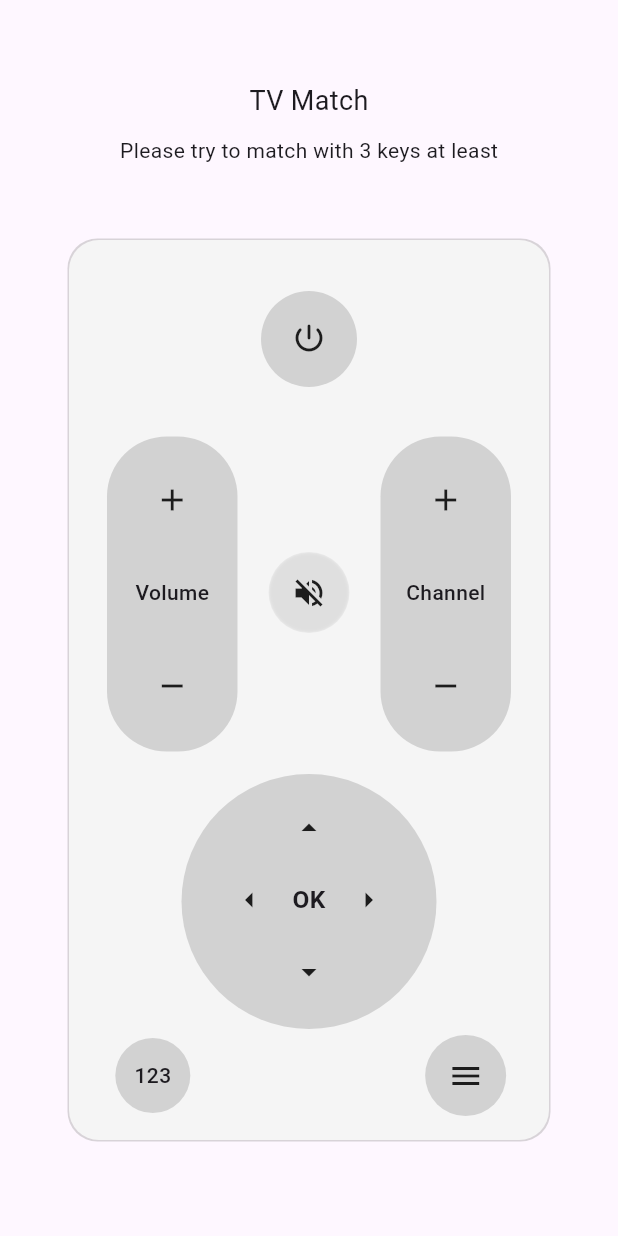
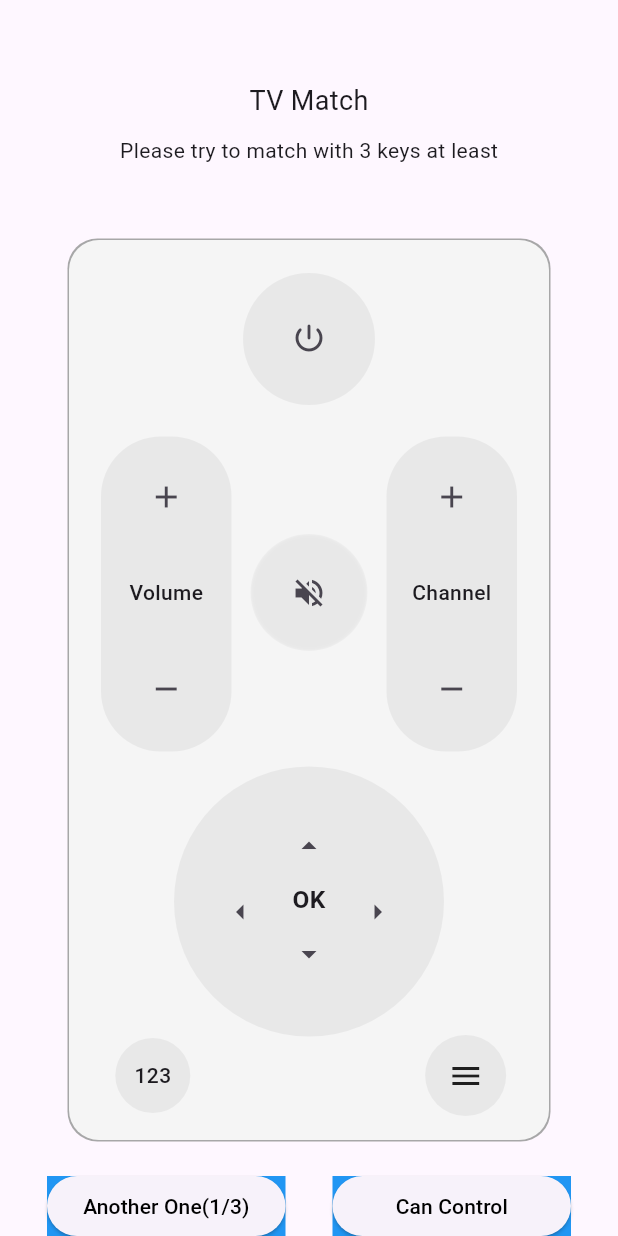
Before and after one commit to asheesh20/controller_app, a Flutter app: the screen it shows after launch, on a phone screen of 412 x 824 dp. Run offline on Flutter 3.47's test engine with Material 3 defaults, Android fonts, the phone set to English and light mode, and no system bars; statements that could not run were skipped.

Commit message:
Final Changes

```diff
--- a/lib/screens/tv.dart
+++ b/lib/screens/tv.dart
@@ -1,3 +1,5 @@
+import 'package:controller_app/utils/colors.dart';
+import 'package:controller_app/widgets/bottom_button.dart';
 import 'package:controller_app/widgets/menu.dart';
 import 'package:controller_app/widgets/mute.dart';
 import 'package:controller_app/widgets/numbers.dart';
@@ -18,7 +20,17 @@ class _TvScreenState extends State<TvScreen> {
   Widget build(context) {
     return Scaffold(
       body: SafeArea(
-        child: Column(
+        child: Stack(
+          alignment: Alignment.bottomCenter,
+          children: [
+            const Row(
+              mainAxisAlignment: MainAxisAlignment.spaceEvenly,
+              children: [
+                BottomButton(text: 'Another One(1/3)'),
+                BottomButton(text: 'Can Control'),
+              ],
+            ),
+            Column(
               mainAxisAlignment: MainAxisAlignment.center,
               children: [
                 const Center(
@@ -39,6 +51,8 @@ class _TvScreenState extends State<TvScreen> {
                 )
               ],
             ),
+          ],
+        ),
       ),
     );
   }
@@ -53,7 +67,7 @@ class _TvScreenState extends State<TvScreen> {
         borderRadius: BorderRadius.circular(20),
         boxShadow: [
           BoxShadow(
-            color: Colors.grey.withOpacity(0.4),
+            color: grey,
             //blurRadius: 0,
             spreadRadius: 1,
           ),
--- /dev/null
+++ b/lib/utils/colors.dart
@@ -0,0 +1,5 @@
+import 'package:flutter/material.dart';
+
+//final grey = Colors.grey.withOpacity(0.4);
+final grey = Colors.grey.withOpacity(0.9);
+final grey300 = Colors.grey.shade300.withOpacity(0.6);
--- /dev/null
+++ b/lib/widgets/bottom_button.dart
@@ -0,0 +1,32 @@
+import 'package:controller_app/utils/colors.dart';
+import 'package:flutter/material.dart';
+
+class BottomButton extends StatelessWidget {
+  const BottomButton({super.key, required this.text});
+
+  final String text;
+
+  @override
+  Widget build(context) {
+    return Container(
+      color: Colors.blue,
+      height: 40,
+      width: 159,
+      child: ElevatedButton(
+        onPressed: () {},
+        style: ButtonStyle(
+          backgroundColor: MaterialStateProperty.all(lightBlue),
+          shape: MaterialStateProperty.all(
+            RoundedRectangleBorder(
+              borderRadius: BorderRadius.circular(20),
+            ),
+          ),
+        ),
+        child: Text(
+          text,
+          style: const TextStyle(color: Colors.black),
+        ),
+      ),
+    );
+  }
+}
--- a/lib/widgets/button.dart
+++ b/lib/widgets/button.dart
@@ -1,3 +1,4 @@
+import 'package:controller_app/utils/colors.dart';
 import 'package:flutter/material.dart';
 
 class Button extends StatelessWidget {
@@ -20,7 +21,7 @@ class Button extends StatelessWidget {
         shape: BoxShape.rectangle,
         boxShadow: [
           BoxShadow(
-            color: Colors.grey.withOpacity(0.4),
+            color: grey300,
             spreadRadius: 15,
             offset: const Offset(0, 1),
           ),
@@ -31,18 +32,61 @@ class Button extends StatelessWidget {
         mainAxisAlignment: MainAxisAlignment.center,
         crossAxisAlignment: CrossAxisAlignment.center,
         children: [
-          Icon(firsticon),
-          const SizedBox(height: 40),
+          IconButton(
+            icon: Icon(firsticon),
+            onPressed: () {},
+          ),
+          const SizedBox(height: 30),
           Text(
             text,
             style: const TextStyle(fontWeight: FontWeight.w500),
           ),
           const SizedBox(
-            height: 40,
+            height: 30,
           ),
-          Icon(secondiconData),
+          IconButton(
+            icon: Icon(secondiconData),
+            onPressed: () {},
+          ),
         ],
       ),
     );
   }
 }
+
+
+/*
+import 'package:flutter/material.dart';
+
+class Button extends StatelessWidget {
+  const Button(
+      {super.key,
+      required this.firsticon,
+      required this.secondiconData,
+      required this.text});
+
+  final String text;
+  final IconData firsticon;
+  final IconData secondiconData;
+
+  @override
+  Widget build(BuildContext context) {
+    return ConstrainedBox(
+        constraints: BoxConstraints.tightFor(
+          height: 185,
+          width: 90,
+        ),
+        child: ElevatedButton(
+          onPressed: () {},
+          style: ElevatedButton.styleFrom(
+            backgroundColor: Colors.grey.withOpacity(0.4),
+            foregroundColor: Colors.black,
+            elevation: 1,
+            shadowColor: Colors.grey[200],
+            // side: BorderSide(color: Colors.black, width: 1),
+          ),
+          child: Icon(firsticon),
+        ));
+  }
+}
+*/
--- a/lib/widgets/menu.dart
+++ b/lib/widgets/menu.dart
@@ -1,3 +1,4 @@
+import 'package:controller_app/utils/colors.dart';
 import 'package:flutter/material.dart';
 
 class Menu extends StatelessWidget {
@@ -10,7 +11,7 @@ class Menu extends StatelessWidget {
         shape: BoxShape.circle,
         boxShadow: [
           BoxShadow(
-            color: Colors.grey.withOpacity(0.4),
+            color: grey300,
             spreadRadius: 15,
             offset: const Offset(0, 0),
           ),
--- a/lib/widgets/mute.dart
+++ b/lib/widgets/mute.dart
@@ -1,7 +1,20 @@
 import 'package:flutter/material.dart';
+import 'package:controller_app/utils/colors.dart';
 
-class Mute extends StatelessWidget {
+class Mute extends StatefulWidget {
   const Mute({super.key});
+
+  @override
+  State<Mute> createState() => _MuteState();
+}
+
+class _MuteState extends State<Mute> {
+  bool isMuted = true;
+  void toggleMute() {
+    setState(() {
+      isMuted = !isMuted;
+    });
+  }
 
   @override
   Widget build(BuildContext context) {
@@ -10,7 +23,7 @@ class Mute extends StatelessWidget {
         shape: BoxShape.circle,
         boxShadow: [
           BoxShadow(
-            color: Colors.grey.withOpacity(0.25),
+            color: grey300,
             spreadRadius: 15,
             blurStyle: BlurStyle.inner,
             blurRadius: 1,
@@ -18,8 +31,15 @@ class Mute extends StatelessWidget {
           ),
         ],
       ),
-      child: const Icon(
-        Icons.volume_off_sharp,
+      child: // Icon( Icons.volume_off_sharp),
+          IconButton(
+        onPressed: () {
+          toggleMute();
+        },
+        //icon: Icon(Icons.volume_off_sharp),
+        icon: isMuted
+            ? const Icon(Icons.volume_off_sharp)
+            : const Icon(Icons.volume_up_sharp),
       ),
     );
   }
--- a/lib/widgets/numbers.dart
+++ b/lib/widgets/numbers.dart
@@ -1,6 +1,6 @@
 import 'package:controller_app/screens/digits.dart';
-import 'package:controller_app/widgets/glass_morphism.dart';
 import 'package:flutter/material.dart';
+import 'package:controller_app/utils/colors.dart';
 
 class Numbers extends StatefulWidget {
   const Numbers({super.key});
@@ -12,25 +12,31 @@ class Numbers extends StatefulWidget {
 class _NumbersState extends State<Numbers> {
   @override
   Widget build(BuildContext context) {
-    final Size size = MediaQuery.of(context).size;
+    //final Size size = MediaQuery.of(context).size;
     return GestureDetector(
       onTap: () {
-        Navigator.of(context)
-            .push(MaterialPageRoute(builder: (context) => DigitsScreen()));
+        /* Navigator.of(context).push(
+            MaterialPageRoute(builder: (context) => const DigitsScreen()));*/
+        showDialog(
+          context: context,
+          builder: (context) => const AlertDialog(
+            content: remotePopUpTv(),
+          ),
+        );
       },
       child: Container(
         decoration: BoxDecoration(
           shape: BoxShape.circle,
           boxShadow: [
             BoxShadow(
-              color: Colors.grey.withOpacity(0.4),
+              color: grey300,
               spreadRadius: 15,
               //blurRadius: 1,
               offset: const Offset(0, 0),
             ),
           ],
         ),
-        child: Text(
+        child: const Text(
           '123',
           style: TextStyle(fontWeight: FontWeight.w500),
         ),
--- a/lib/widgets/ok_button.dart
+++ b/lib/widgets/ok_button.dart
@@ -1,4 +1,5 @@
 import 'package:flutter/material.dart';
+import 'package:controller_app/utils/colors.dart';
 
 class OkButton extends StatelessWidget {
   const OkButton({super.key});
@@ -6,45 +7,61 @@ class OkButton extends StatelessWidget {
   @override
   Widget build(BuildContext context) {
     return Container(
-      width: 110,
+      width: 140,
       height: 120,
       decoration: BoxDecoration(
         shape: BoxShape.circle,
         boxShadow: [
           BoxShadow(
-            color: Colors.grey.withOpacity(0.4),
+            color: grey300,
             spreadRadius: 30,
             blurStyle: BlurStyle.inner,
             offset: const Offset(0, 1),
           ),
         ],
       ),
-      child: const Column(
+      child: Column(
         mainAxisAlignment: MainAxisAlignment.spaceEvenly,
         crossAxisAlignment: CrossAxisAlignment.center,
         children: [
-          Icon(Icons.arrow_drop_up_sharp),
+          //Icon(Icons.arrow_drop_up_sharp),
+          IconButton(
+            onPressed: () {},
+            icon: const Icon(Icons.arrow_drop_up_sharp),
+          ),
           Expanded(
             child: Row(
               mainAxisAlignment: MainAxisAlignment.spaceEvenly,
               //crossAxisAlignment: CrossAxisAlignment.center,
               children: [
-                Icon(Icons.arrow_left_sharp),
-                SizedBox(
+                //Icon(Icons.arrow_left_sharp),
+                IconButton(
+                  onPressed: () {},
+                  icon: const Icon(Icons.arrow_left_sharp),
+                ),
+                const SizedBox(
                   width: 10,
                 ),
-                Text(
+                const Text(
                   'OK',
                   style: TextStyle(fontSize: 16.3, fontWeight: FontWeight.w600),
                 ),
-                SizedBox(
+                const SizedBox(
                   width: 10,
                 ),
-                Icon(Icons.arrow_right_sharp),
+                //Icon(Icons.arrow_right_sharp),
+                IconButton(
+                  onPressed: () {},
+                  icon: const Icon(Icons.arrow_right_sharp),
+                ),
               ],
             ),
           ),
-          Icon(Icons.arrow_drop_down_sharp),
+          //Icon(Icons.arrow_drop_down_sharp),
+          IconButton(
+            onPressed: () {},
+            icon: const Icon(Icons.arrow_drop_down_sharp),
+          )
         ],
       ),
     );
--- a/lib/widgets/power.dart
+++ b/lib/widgets/power.dart
@@ -1,4 +1,5 @@
 import 'package:flutter/material.dart';
+import 'package:controller_app/utils/colors.dart';
 
 class Power extends StatelessWidget {
   const Power({super.key});
@@ -10,15 +11,18 @@ class Power extends StatelessWidget {
         shape: BoxShape.circle,
         boxShadow: [
           BoxShadow(
-            color: Colors.grey.withOpacity(0.4),
+            color: grey300,
             spreadRadius: 20,
             offset: const Offset(0, 1),
           ),
         ],
       ),
-      child: const Icon(
-        Icons.power_settings_new_rounded,
-      ),
+      child: //Icon(Icons.power_settings_new_rounded),
+          IconButton(
+              onPressed: () {},
+              icon: const Icon(
+                Icons.power_settings_new_rounded,
+              )),
     );
   }
 }
```
Also changed, not shown: lib/screens/digits.dart (+120 -26 lines). Lines whose indentation alone changed are shown as unchanged.
